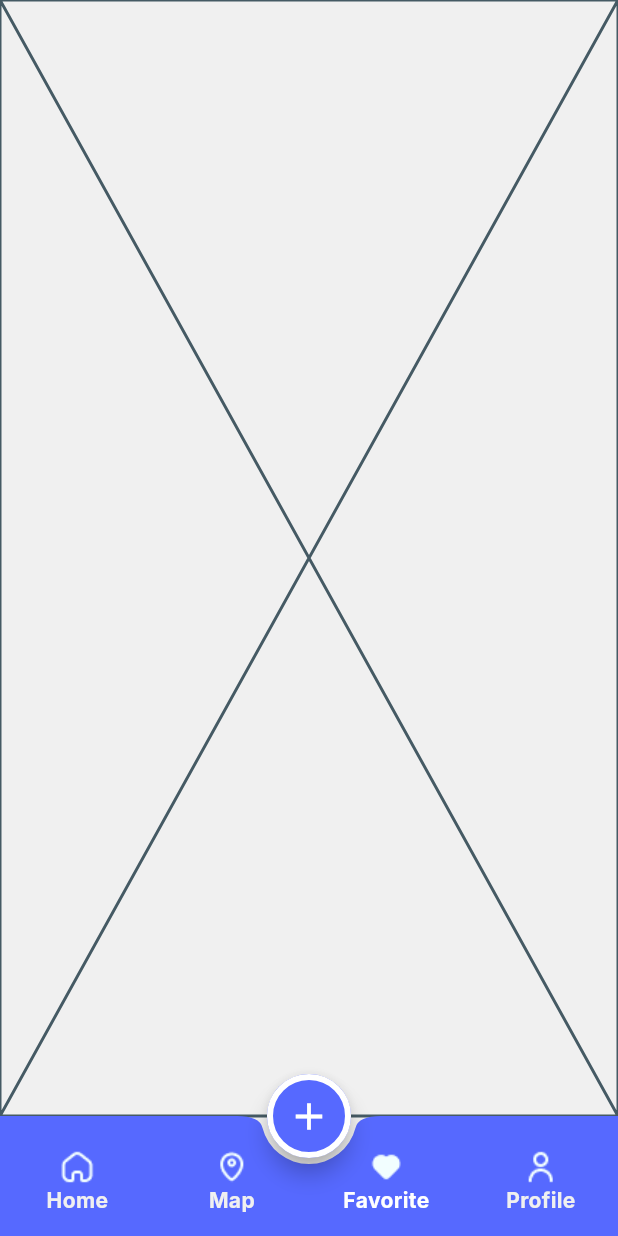
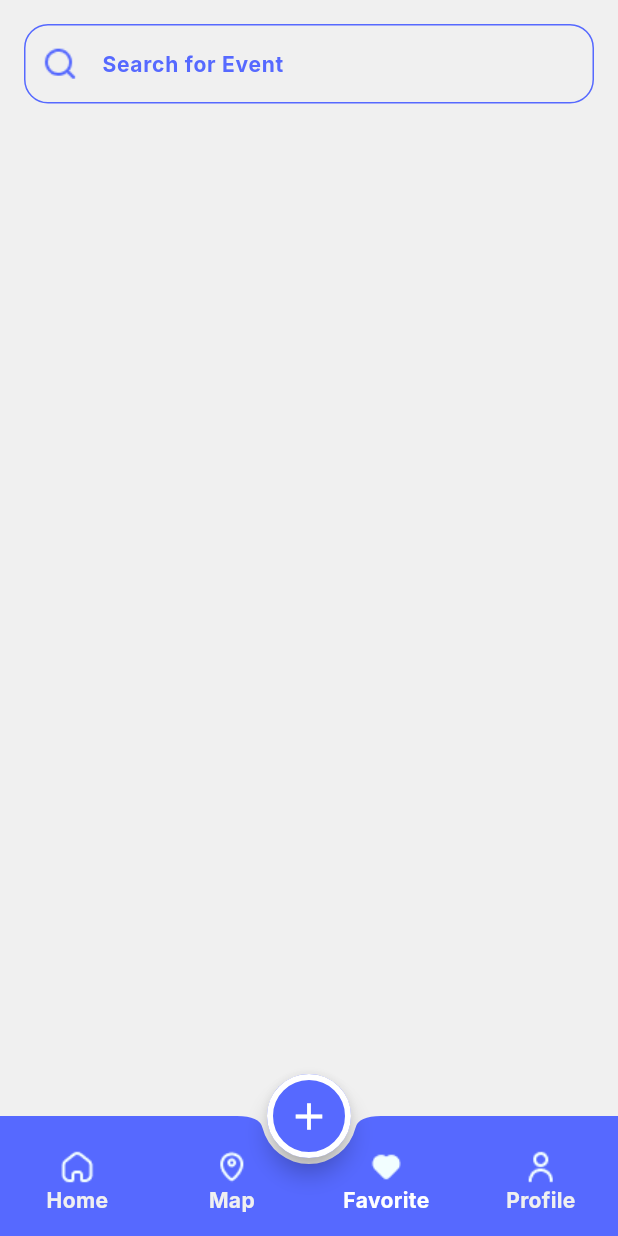
Before and after one commit to alaaHesham31/event-planning-app, a Flutter app: the screen it shows after launch, item 3 of the bottom bar chosen, on a phone screen of 412 x 824 dp. Run offline on Flutter 3.47's test engine with Material 3 defaults, Android fonts, the phone set to English and light mode, and no system bars; our stand-ins replace google_fonts, introduction_screen; generated files the repository leaves out were written again.

Commit message:
feat(core): add shared reusable widgets across the app

```diff
--- a/lib/l10n/intl_ar.arb
+++ b/lib/l10n/intl_ar.arb
@@ -19,6 +19,9 @@
 "holiday" : "عطلة",
 "bookClub" : "نادي الكتاب",
 "workShop" : "ورشة عمل",
-"exhibition" : "معرض"
+"exhibition" : "معرض",
+"searchForEvent" : "ايحث عن موعد",
+"logout" : "تسجيل خروج"
+
 
 }
--- a/lib/l10n/intl_en.arb
+++ b/lib/l10n/intl_en.arb
@@ -19,5 +19,8 @@
 "holiday" : "Holiday",
 "bookClub" : "Book Club",
 "workShop" : "Work Shop",
-"exhibition" : "Exhibition"
+"exhibition" : "Exhibition",
+"searchForEvent" : "Search for Event",
+"logout" : "Logout"
+
 }
--- a/lib/ui/home_screen.dart
+++ b/lib/ui/home_screen.dart
@@ -29,7 +29,8 @@ class _HomeScreenState extends State<HomeScreen> {
 
   @override
   Widget build(BuildContext context) {
-    return Scaffold(
+    return SafeArea(
+      child: Scaffold(
 
         body: tabs[selectedIndex],
         bottomNavigationBar: Theme(
@@ -93,6 +94,7 @@ class _HomeScreenState extends State<HomeScreen> {
           ),
         ),
         floatingActionButtonLocation: FloatingActionButtonLocation.centerDocked,
+      ),
     );
   }
 
--- a/lib/ui/tabs/favorite_tab/favorite_tab.dart
+++ b/lib/ui/tabs/favorite_tab/favorite_tab.dart
@@ -1,10 +1,35 @@
+import 'package:evently_app/utils/app_colors.dart';
+import 'package:evently_app/utils/app_image.dart';
+import 'package:evently_app/utils/app_style.dart';
+import 'package:evently_app/widgets/custom_text_field.dart';
 import 'package:flutter/material.dart';
+import 'package:flutter_gen/gen_l10n/app_localizations.dart';
+
 
 class FavoriteTab extends StatelessWidget {
   const FavoriteTab({super.key});
 
   @override
   Widget build(BuildContext context) {
-    return const Placeholder();
+    return SafeArea(
+      child: Padding(
+        padding: const EdgeInsets.all(16.0),
+        child: Column(
+          children: [
+            CustomTextField(
+              textStyle: AppStyle.bold14Primary,
+              hintText: AppLocalizations.of(context)!.searchForEvent,
+              hintTextStyle: AppStyle.bold14Primary,
+              borderColor: AppColors.primaryColor,
+              iconName: Image.asset(
+                AppImage.searchIcon,
+                color: null,
+              ),
+            ),
+
+          ],
+        ),
+      ),
+    );
   }
 }
--- a/lib/ui/tabs/home_tab/home_tab.dart
+++ b/lib/ui/tabs/home_tab/home_tab.dart
@@ -1,5 +1,5 @@
-import 'package:evently_app/ui/tabs/home_tab/event_item_widget.dart';
-import 'package:evently_app/ui/tabs/home_tab/tab_event_item.dart';
+import 'package:evently_app/widgets/event_item_widget.dart';
+import 'package:evently_app/widgets/tab_event_item.dart';
 import 'package:evently_app/utils/app_colors.dart';
 import 'package:evently_app/utils/app_image.dart';
 import 'package:evently_app/utils/app_style.dart';
--- a/lib/utils/app_image.dart
+++ b/lib/utils/app_image.dart
@@ -34,6 +34,8 @@ class AppImage{
   static const String exhibition = "assets/images/exhibition_icon.png";
   static const String workShop = "assets/images/work_shop_icon.png";
   static const String birthday = "assets/images/birthday_icon.png";
+  static const String searchIcon = "assets/images/search_icon.png";
+
 
 
 
--- a/lib/utils/app_style.dart
+++ b/lib/utils/app_style.dart
@@ -37,6 +37,9 @@ class AppStyle {
   static TextStyle regular16White = GoogleFonts.inter(
       fontSize: 16, color: AppColors.whiteColor, fontWeight: FontWeight.w400
   );
+  static TextStyle regular20White = GoogleFonts.inter(
+      fontSize: 20, color: AppColors.whiteColor, fontWeight: FontWeight.w400
+  );
   static TextStyle bold24White = GoogleFonts.inter(
       fontSize: 24, color: AppColors.whiteColor, fontWeight: FontWeight.w700
   );
--- /dev/null
+++ b/lib/widgets/custom_text_field.dart
@@ -0,0 +1,48 @@
+import 'package:evently_app/utils/app_colors.dart';
+
+import 'package:flutter/material.dart';
+
+class CustomTextField extends StatelessWidget {
+  String? hintText;
+  TextStyle? hintTextStyle;
+  TextStyle? textStyle;
+
+  Image? iconName;
+  Color borderColor;
+
+  CustomTextField(
+      {super.key,
+      required this.textStyle,
+      required this.hintText,
+      required this.hintTextStyle,
+      this.iconName,
+      required this.borderColor});
+
+  @override
+  Widget build(BuildContext context) {
+    return TextFormField(
+      style: textStyle,
+      decoration: InputDecoration(
+        hintText: hintText,
+        hintStyle: hintTextStyle,
+        prefixIcon: iconName,
+        border: OutlineInputBorder(
+          borderSide: BorderSide(color: borderColor, width: 1),
+          borderRadius: BorderRadius.circular(16),
+        ),
+        focusedBorder: OutlineInputBorder(
+          borderSide: BorderSide(color: borderColor, width: 1),
+          borderRadius: BorderRadius.circular(16),
+        ),
+        enabledBorder: OutlineInputBorder(
+          borderSide: BorderSide(color: borderColor, width: 1),
+          borderRadius: BorderRadius.circular(16),
+        ),
+        errorBorder: OutlineInputBorder(
+          borderSide: BorderSide(color: AppColors.redColor, width: 1),
+          borderRadius: BorderRadius.circular(16),
+        ),
+      ),
+    );
+  }
+}
```
Also changed, not shown: lib/ui/tabs/profile_tab/profile_tab.dart (+16 -2 lines), lib/widgets/custom_elevated_button.dart (added, +40 -0 lines), assets/images/search_icon.png (added), lib/widgets/event_item_widget.dart (renamed from lib/ui/tabs/home_tab/event_item_widget.dart), lib/widgets/tab_event_item.dart (renamed from lib/ui/tabs/home_tab/tab_event_item.dart). Lines whose indentation alone changed are shown as unchanged.
